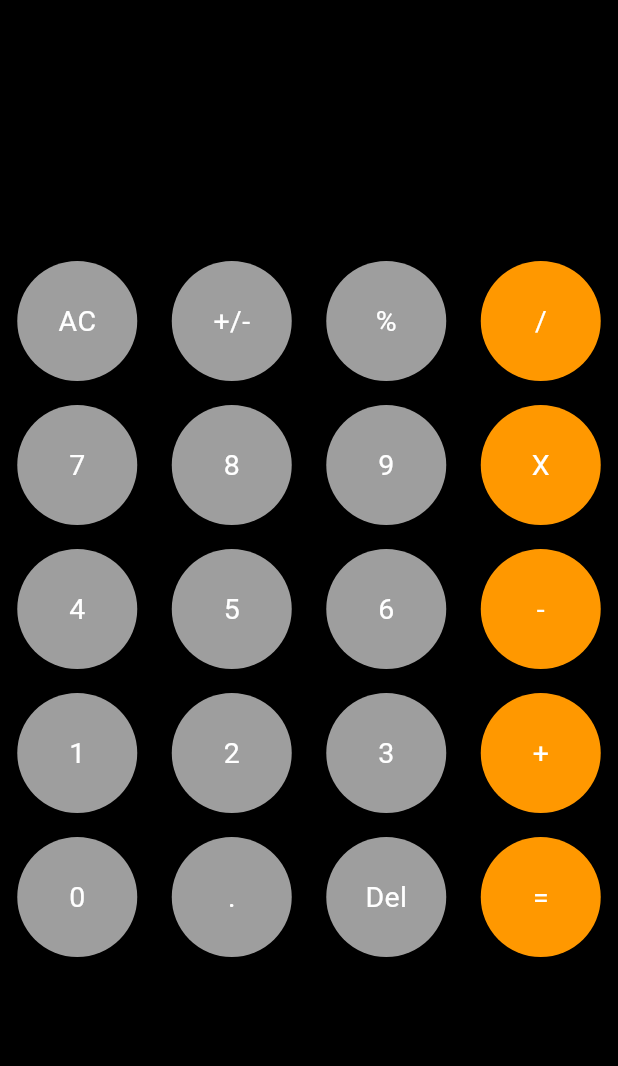
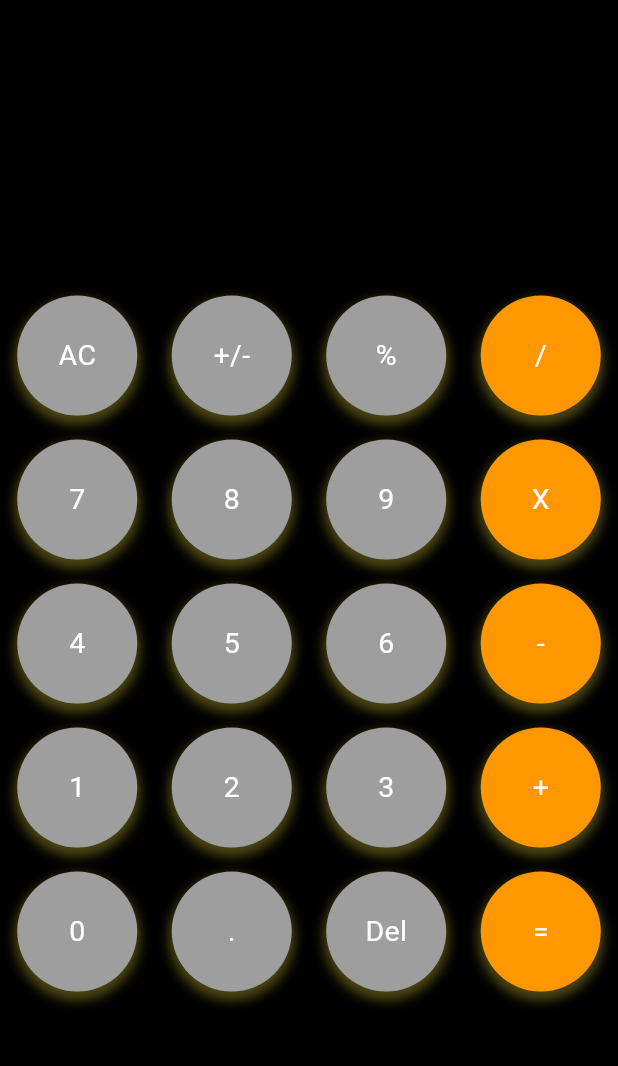
Before and after one commit to FazalHamzaKhan12/calculator_app_bootcamp_ch_eight, a Flutter app: the screen it shows after launch, item 2 of the bottom bar chosen, after a tap on "Del", on a phone screen of 412 x 824 dp, the part 84-1150 px from its top. Run offline on Flutter 3.47's test engine with Material 3 defaults, Android fonts, the phone set to English and light mode, and no system bars; our stand-ins replace math_expressions.

Commit message:
some work

```diff
--- a/lib/helper_ui.dart
+++ b/lib/helper_ui.dart
@@ -20,11 +20,29 @@ class MyButton extends StatelessWidget {
       child: Padding(
         padding: const EdgeInsets.symmetric(vertical: 8.0),
         child: InkWell(
+          customBorder: CircleBorder(),
+          // Ensures the splash is circular
+          borderRadius: BorderRadius.circular(1000),
+          // Optional for circular border
           onTap: onPress,
           child: Container(
             height: 80,
-            decoration:
-                BoxDecoration(color: colorCircle, shape: BoxShape.circle),
+            width: 80, // Makes it a perfect circle
+            decoration: BoxDecoration(
+              color: colorCircle,
+              shape: BoxShape.circle, // Ensures the container is circular
+              boxShadow: [
+                BoxShadow(
+                  color: Colors.yellow.withOpacity(0.3),
+                  // Shadow color with opacity
+                  offset: Offset(0, 4),
+                  // Shadow offset
+                  blurRadius: 6,
+                  // Blur radius
+                  spreadRadius: 2, // Spread radius
+                ),
+              ],
+            ),
             child: Center(
               child: Text(
                 tittle,
--- a/lib/home_page.dart
+++ b/lib/home_page.dart
@@ -1,4 +1,5 @@
 import 'package:flutter/material.dart';
+import 'package:math_expressions/math_expressions.dart';
 
 import 'helper_ui.dart';
 
@@ -27,7 +28,7 @@ class _HomePageState extends State<HomePage> {
         child: Column(
           children: [
             Padding(
-              padding: const EdgeInsets.symmetric(vertical: 40.0),
+              padding: const EdgeInsets.symmetric(vertical: 55.0),
               child: Column(
                 children: [
                   Text(
@@ -36,7 +37,7 @@ class _HomePageState extends State<HomePage> {
                   ),
                   Text(
                     answer.toString(),
-                    style: TextStyle(fontSize: 30, color: Colors.white),
+                    style: TextStyle(fontSize: 25, color: Colors.white),
                   )
                 ],
               ),
@@ -209,7 +210,8 @@ class _HomePageState extends State<HomePage> {
                         tittle: "Del",
                         colorCircle: Colors.grey,
                         onPress: () {
-                          userInput = "";
+                          userInput =
+                              userInput.substring(0, userInput.length - 1);
 
                           setState(() {});
                         },
@@ -218,7 +220,7 @@ class _HomePageState extends State<HomePage> {
                         tittle: "=",
                         colorCircle: Colors.orange,
                         onPress: () {
-                          userInput += "=";
+                          equalPress();
                           setState(() {});
                         },
                       ),
@@ -233,3 +235,12 @@ class _HomePageState extends State<HomePage> {
     );
   }
 }
+
+void equalPress() {
+  Parser p = Parser();
+  Expression expression = p.parse(userInput);
+  ContextModel contextModel = ContextModel();
+
+  double eval = expression.evaluate(EvaluationType.REAL, contextModel);
+  answer = eval.toString();
+}
--- a/pubspec.yaml
+++ b/pubspec.yaml
@@ -35,6 +35,8 @@ dependencies:
   # The following adds the Cupertino Icons font to your application.
   # Use with the CupertinoIcons class for iOS style icons.
   cupertino_icons: ^1.0.8
+  math_expressions: ^2.6.0
+
 
 dev_dependencies:
   flutter_test:
```
Also changed, not shown: pubspec.lock.
